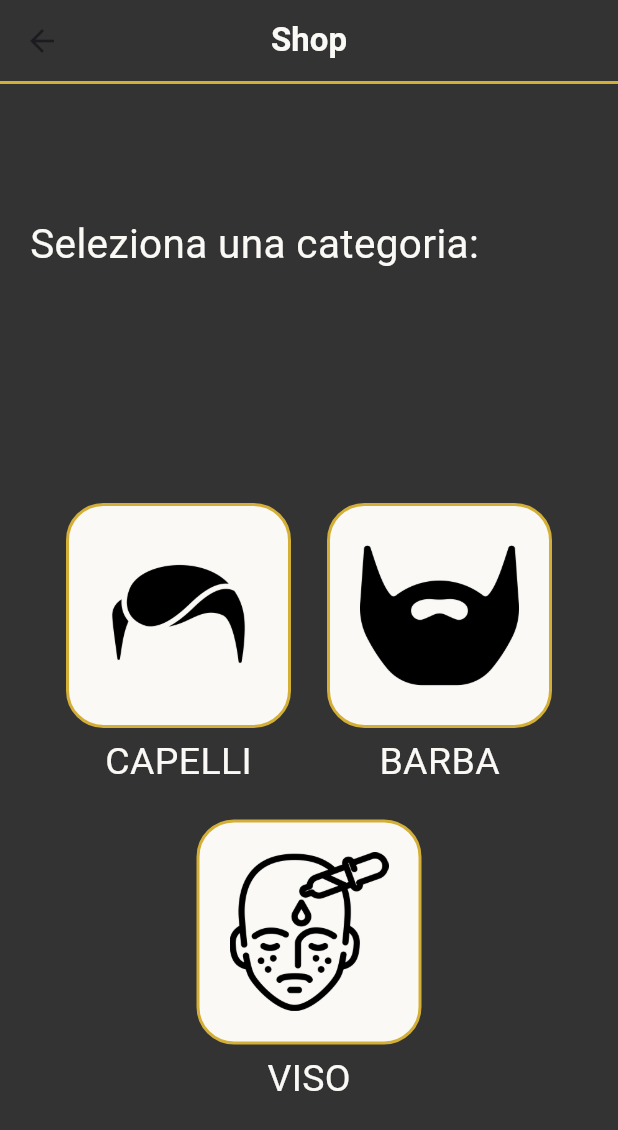
After one commit to gianluere/MarinoBarberSalonFlutter, a Flutter app: the SelezionaShop screen opened directly, on a phone screen of 412 x 824 dp. The commit adds this screen. Shown: the top 1130 px of the screen. Run offline on Flutter 3.47's test engine with Material 3 defaults, Android fonts, the phone set to English and light mode, and no system bars; our stand-ins replace badges, cloud_firestore, firebase_auth, firebase_core, supabase_flutter; accounts and stored records are empty.

Commit message:
shop da finire

```diff
--- a/lib/Account/recensioni.dart
+++ b/lib/Account/recensioni.dart
@@ -31,7 +31,7 @@ class Recensioni extends StatelessWidget {
             crossAxisAlignment: CrossAxisAlignment.end,
             children: [
               Padding(
-                padding: const EdgeInsets.only(top: 20, right: 15),
+                padding: const EdgeInsets.only(top: 20, right: 15, bottom: 10),
                 child: GestureDetector(
                   onTap: () {
                     Navigator.of(context).pushNamed('/inserisci_recensione');
--- /dev/null
+++ b/lib/Shop/prodotto.dart
@@ -0,0 +1,32 @@
+import 'package:cloud_firestore/cloud_firestore.dart';
+
+class Prodotto {
+  String nome;
+  String descrizione;
+  double prezzo;
+  int quantita;
+  String immagine;
+  String categoria;
+
+
+  Prodotto({
+    required this.nome,
+    required this.descrizione,
+    required this.prezzo,
+    required this.quantita,
+    required this.immagine,
+    required this.categoria,
+  });
+
+  factory Prodotto.fromFirestore(DocumentSnapshot doc) {
+    Map<String, dynamic> data = doc.data() as Map<String, dynamic>;
+    return Prodotto(
+      nome: data["nome"] ?? "",
+      descrizione: data["descrizione"] ?? "",
+      prezzo: (data["prezzo"] as num?)!.toDouble(),
+      quantita: (data["quantita"] as num?)!.toInt(),
+      immagine: data["immagine"] ?? "",
+      categoria: data["categoria"] ?? "",
+    );
+  }
+}
--- /dev/null
+++ b/lib/Shop/seleziona_shop.dart
@@ -0,0 +1,94 @@
+import 'package:flutter/material.dart';
+import 'package:marino_barber_salon_flutter/app_bar.dart';
+import 'package:marino_barber_salon_flutter/my_colors.dart';
+
+class SelezionaShop extends StatelessWidget {
+  const SelezionaShop({super.key});
+
+
+  @override
+  Widget build(BuildContext context) {
+    return Scaffold(
+      appBar: MyAppBar("Shop", false),
+      backgroundColor: myGrey,
+      body: Padding(
+        padding: const EdgeInsets.symmetric(vertical: 10.0, horizontal: 20.0),
+        child: Column(
+          mainAxisAlignment: MainAxisAlignment.spaceAround,
+          crossAxisAlignment: CrossAxisAlignment.start,
+          children: [
+            const Text(
+              "Seleziona una categoria:",
+              style: TextStyle(
+                fontSize: 27,
+                color: myWhite,
+              ),
+            ),
+            Column(
+              children: [
+                Row(
+                  mainAxisAlignment: MainAxisAlignment.spaceEvenly,
+                  children: [
+                    _categoriaBox(
+                      imagePath: "assets/capelli_icona.png",
+                      label: "CAPELLI",
+                      onTap:() => Navigator.of(context).pushNamed('/shop', arguments: 'Capelli'),
+                    ),
+                    _categoriaBox(
+                      imagePath: "assets/barba_icona.png",
+                      label: "BARBA",
+                      onTap: () => Navigator.of(context).pushNamed('/shop', arguments: 'Barba'),
+                    ),
+                  ],
+                ),
+                const SizedBox(height: 20),
+                _categoriaBox(
+                  imagePath: "assets/viso.png",
+                  label: "VISO",
+                  onTap: () => Navigator.of(context).pushNamed('/shop', arguments: 'Viso'),
+                ),
+              ],
+            ),
+          ],
+        ),
+      ),
+    );
+
+  }
+
+  Widget _categoriaBox({
+    required String imagePath,
+    required String label,
+    required VoidCallback onTap
+  }) {
+    return Column(
+      mainAxisAlignment: MainAxisAlignment.center,
+      children: [
+        GestureDetector(
+          onTap: onTap,
+          child: Container(
+            width: 150 ,
+            height: 150,
+            decoration: BoxDecoration(
+              color: myWhite,
+              borderRadius: BorderRadius.circular(25),
+              border: Border.all(color: myGold, width: 2), // Usa `my_gold`
+            ),
+            child: Padding(
+              padding: const EdgeInsets.all(20),
+              child: Image.asset(imagePath, fit: BoxFit.contain),
+            ),
+          ),
+        ),
+        const SizedBox(height: 5),
+        Text(
+          label,
+          style: const TextStyle(
+            fontSize: 25,
+            color: myWhite,
+          ),
+        ),
+      ],
+    );
+  }
+}
--- a/pubspec.yaml
+++ b/pubspec.yaml
@@ -32,6 +32,7 @@ dependencies:
   firebase_core: ^3.4.0
   firebase_auth: ^5.1.0
   cloud_firestore: ^5.1.0
+  supabase_flutter: ^2.8.3
   intl: ^0.18.1
   badges: ^3.1.2
   flutter:
```
Also changed, not shown: lib/Account/prenotazioni.dart (+8 -14 lines), lib/Navigations/shop_navigations.dart (+6 -5 lines), lib/Shop/lista_prodotti_view_model.dart (added, +146 -0 lines), lib/Shop/shop.dart (+103 -0 lines), lib/main.dart (+9 -2 lines), lib/user_view_model.dart (+79 -0 lines), assets/placeholder.png (added), assets/viso.png (added), pubspec.lock, 2 other files.
